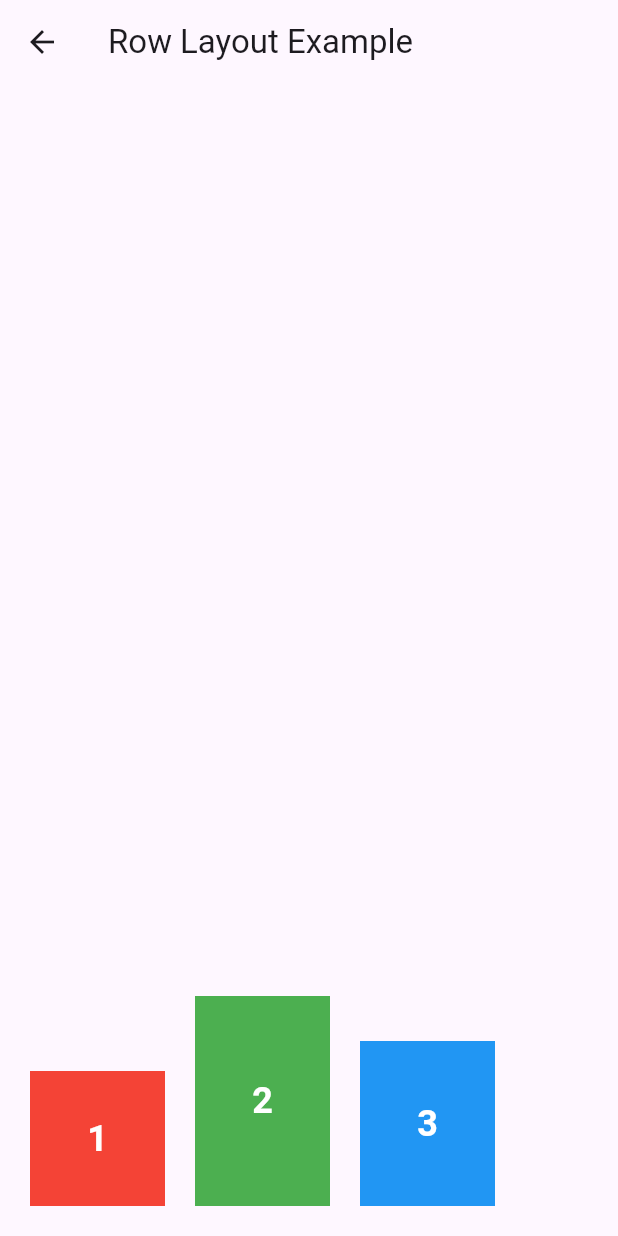
After one commit to Aryanshah010/flutter-fundamentals-35D, a Flutter app: the screen it shows after launch, after a tap on "Row and alignment", on a phone screen of 412 x 824 dp. The commit adds this screen. Run offline on Flutter 3.47's test engine with Material 3 defaults, Android fonts, the phone set to English and light mode, and no system bars.

Commit message:
row,column with main&cross alignment exercise practised

```diff
--- a/lib/screens/dashboard_screen.dart
+++ b/lib/screens/dashboard_screen.dart
@@ -1,9 +1,11 @@
 import 'package:batch_35d_classwork/screens/area_of_circle_screen.dart';
 import 'package:batch_35d_classwork/screens/arithmetic_screen.dart';
 import 'package:batch_35d_classwork/screens/armstrong_number_screen.dart';
+import 'package:batch_35d_classwork/screens/column_screen.dart';
 import 'package:batch_35d_classwork/screens/flutter_layout_screen.dart';
 import 'package:batch_35d_classwork/screens/palindrome_number_screen.dart';
 import 'package:batch_35d_classwork/screens/rich_text_screen.dart';
+import 'package:batch_35d_classwork/screens/row_screens.dart';
 import 'package:batch_35d_classwork/screens/simple_interest_screen.dart';
 import 'package:flutter/material.dart';
 
@@ -137,6 +139,38 @@ class DashboardScreen extends StatelessWidget {
                 child: Text("Flutter Layout", style: TextStyle(fontSize: 25)),
               ),
             ),
+            SizedBox(height: 16),
+            SizedBox(
+              width: 400.0,
+              height: 70.0,
+              child: ElevatedButton(
+                onPressed: () {
+                  Navigator.push(
+                    context,
+                    MaterialPageRoute(
+                      builder: (context) => const ColumnScreen(),
+                    ),
+                  );
+                },
+                child: Text("Column and alignment", style: TextStyle(fontSize: 25)),
+              ),
+            ),
+            SizedBox(height: 16),
+            SizedBox(
+              width: 400.0,
+              height: 70.0,
+              child: ElevatedButton(
+                onPressed: () {
+                  Navigator.push(
+                    context,
+                    MaterialPageRoute(
+                      builder: (context) => const RowScreens(),
+                    ),
+                  );
+                },
+                child: Text("Row and alignment", style: TextStyle(fontSize: 25)),
+              ),
+            ),
           ],
         ),
       ),
--- /dev/null
+++ b/lib/screens/row_screens.dart
@@ -0,0 +1,76 @@
+import 'package:flutter/material.dart';
+
+class RowScreens extends StatelessWidget {
+  const RowScreens({super.key});
+
+  @override
+  Widget build(BuildContext context) {
+    return Scaffold(
+      appBar: AppBar(
+        title: const Text('Row Layout Example'),
+      ),
+      body: Container(
+        width: double.infinity,
+        height: double.infinity,
+        padding: const EdgeInsets.all(20),
+        child: Row(
+          mainAxisAlignment: MainAxisAlignment.start,
+          crossAxisAlignment: CrossAxisAlignment.end,
+
+          children: [
+            Container(
+              width: 90,
+              height: 90,
+              color: Colors.red,
+              child: const Center(
+                child: Text(
+                  '1',
+                  style: TextStyle(
+                    color: Colors.white,
+                    fontSize: 24,
+                    fontWeight: FontWeight.bold,
+                  ),
+                ),
+              ),
+            ),
+
+            SizedBox(width: 20),
+
+            Container(
+              width: 90,
+              height: 140,
+              color: Colors.green,
+              child: const Center(
+                child: Text(
+                  '2',
+                  style: TextStyle(
+                    color: Colors.white,
+                    fontSize: 24,
+                    fontWeight: FontWeight.bold,
+                  ),
+                ),
+              ),
+            ),
+
+            const SizedBox(width: 20),
+            Container(
+              width: 90,
+              height: 110,
+              color: Colors.blue,
+              child: const Center(
+                child: Text(
+                  '3',
+                  style: TextStyle(
+                    color: Colors.white,
+                    fontSize: 24,
+                    fontWeight: FontWeight.bold,
+                  ),
+                ),
+              ),
+            ),
+          ],
+        ),
+      ),
+    );
+  }
+}
```
Also changed, not shown: lib/screens/column_screen.dart (added, +44 -0 lines).
